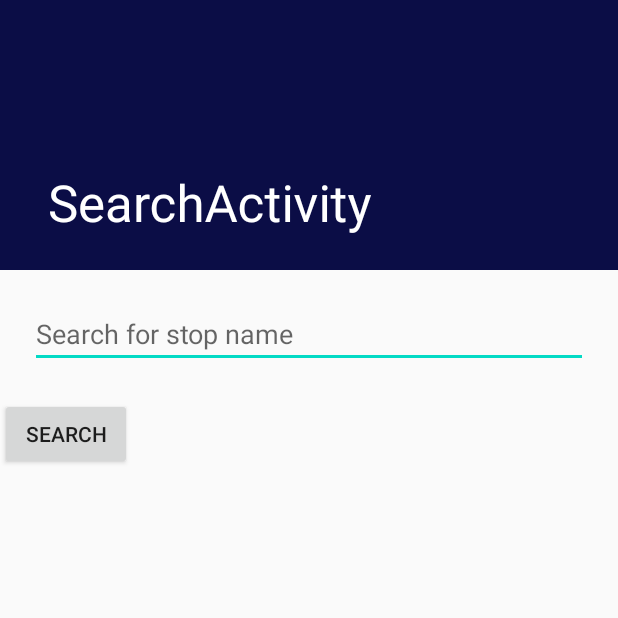
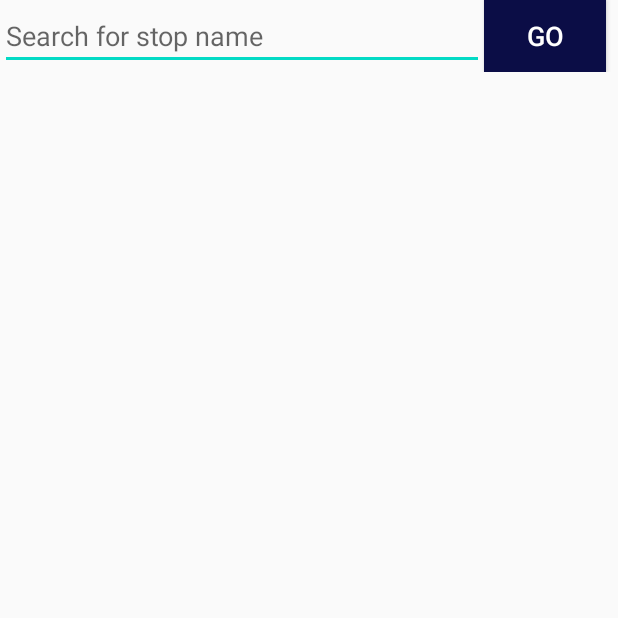
Before and after one commit to ksievert/SievertMobileApplicationFinal, an Android app: the screen it shows after launch (SearchActivity), on a phone screen of 412 x 824 dp, the top half of it. Run offline under Robolectric (Android 15) with nearby library versions, the phone set to English and light mode, and no system bars.

Commit message:
End of night UI progress

```diff
--- a/app/src/main/java/hu/ait/sievertmobileapplicationfinal/SearchActivity.kt
+++ b/app/src/main/java/hu/ait/sievertmobileapplicationfinal/SearchActivity.kt
@@ -40,17 +40,13 @@ class SearchActivity : AppCompatActivity() {
     override fun onCreate(savedInstanceState: Bundle?) {
         super.onCreate(savedInstanceState)
         setContentView(R.layout.activity_search)
-        setSupportActionBar(toolbar)
-        fab.setOnClickListener { view ->
-            Snackbar.make(view, "Replace with your own action", Snackbar.LENGTH_LONG)
-                .setAction("Action", null).show()
 
             val stopSearchBar = findViewById<AutoCompleteTextView>(R.id.autoTextView)
             val allStops = resources.getStringArray(R.array.all_stops)
-            val adapter = ArrayAdapter(this,
-                android.R.layout.simple_list_item_1, allStops)
-            stopSearchBar.setAdapter(adapter)
-        }
+            val stopsAdapter = ArrayAdapter(this,
+                android.R.layout.simple_dropdown_item_1line, allStops)
+            stopSearchBar.setAdapter(stopsAdapter)
+
 
         destinationAdapter = DestinationAdapter(this)
         rvContent.adapter = destinationAdapter
--- /dev/null
+++ b/app/src/main/res/drawable/divider_line.xml
@@ -0,0 +1,7 @@
+<?xml version="1.0" encoding="utf-8"?>
+<selector xmlns:android="http://schemas.android.com/apk/res/android">
+    <shape android:shape="line">
+        <stroke android:width="3dp" android:color="#BEC4C4C4"/>
+        <size android:height="50dp" />
+    </shape>
+</selector>
--- a/app/src/main/res/layout/activity_search.xml
+++ b/app/src/main/res/layout/activity_search.xml
@@ -12,42 +12,16 @@
         android:layout_height="match_parent"
         android:orientation="vertical">
 
-    <com.google.android.material.appbar.AppBarLayout
-        android:id="@+id/app_bar"
-        android:layout_width="match_parent"
-        android:layout_height="@dimen/app_bar_height"
-        android:fitsSystemWindows="true"
-        android:theme="@style/AppTheme.AppBarOverlay">
-
-        <com.google.android.material.appbar.CollapsingToolbarLayout
-            android:id="@+id/toolbar_layout"
-            android:layout_width="match_parent"
-            android:layout_height="match_parent"
-            android:fitsSystemWindows="true"
-            app:contentScrim="?attr/colorPrimary"
-            app:layout_scrollFlags="scroll|exitUntilCollapsed"
-            app:toolbarId="@+id/toolbar">
-
-            <androidx.appcompat.widget.Toolbar
-                android:id="@+id/toolbar"
-                android:layout_width="match_parent"
-                android:layout_height="?attr/actionBarSize"
-                app:layout_collapseMode="pin"
-                app:popupTheme="@style/AppTheme.PopupOverlay" />
-
-        </com.google.android.material.appbar.CollapsingToolbarLayout>
-    </com.google.android.material.appbar.AppBarLayout>
-
     <include layout="@layout/content_search" />
 
-    <com.google.android.material.floatingactionbutton.FloatingActionButton
-        android:id="@+id/fab"
-        android:layout_width="wrap_content"
-        android:layout_height="wrap_content"
-        android:layout_margin="@dimen/fab_margin"
-        app:layout_anchor="@id/app_bar"
-        app:layout_anchorGravity="bottom|end"
-        app:srcCompat="@android:drawable/ic_dialog_email" />
+<!--    <com.google.android.material.floatingactionbutton.FloatingActionButton-->
+<!--        android:id="@+id/fab"-->
+<!--        android:layout_width="wrap_content"-->
+<!--        android:layout_height="wrap_content"-->
+<!--        android:layout_margin="@dimen/fab_margin"-->
+<!--        app:layout_anchor="@id/app_bar"-->
+<!--        app:layout_anchorGravity="bottom|end"-->
+<!--        app:srcCompat="@android:drawable/ic_dialog_email" />-->
 
     </LinearLayout>
 
--- a/app/src/main/res/layout/content_search.xml
+++ b/app/src/main/res/layout/content_search.xml
@@ -8,46 +8,77 @@
     tools:context=".SearchActivity"
     tools:showIn="@layout/activity_search">
 
-    <LinearLayout
+    <androidx.constraintlayout.widget.ConstraintLayout
         android:layout_width="match_parent"
         android:layout_height="match_parent"
         android:orientation="vertical">
 
-        <AutoCompleteTextView
-            android:id="@+id/autoTextView"
-            android:layout_width="match_parent"
-            android:layout_height="wrap_content"
-            android:layout_margin="20dp"
-            android:hint="@string/search_for_stop_name"/>
-
-    <Button
-        android:id="@+id/btnSearch"
-        android:layout_width="wrap_content"
-        android:layout_height="wrap_content"
-        android:text="@string/search"/>
-
-<!--    <TextView-->
+        <!--    <TextView-->
 <!--        android:id="@+id/tvJSON"-->
 <!--        android:layout_width="wrap_content"-->
 <!--        android:layout_height="wrap_content"-->
 <!--        android:layout_margin="@dimen/text_margin"-->
 <!--        android:text="json file goes here" />-->
 
-        <TextView
-            android:id="@+id/tvSearchError"
-            android:textSize="15sp"
-            android:layout_width="wrap_content"
+<!--        <TextView-->
+<!--            android:id="@+id/tvSearchError"-->
+<!--            android:textSize="15sp"-->
+<!--            android:layout_width="wrap_content"-->
+<!--            android:layout_height="wrap_content"-->
+<!--            android:gravity="center_horizontal"/>-->
+        <LinearLayout
+            android:id="@+id/layoutSearchBox"
+            android:layout_width="match_parent"
             android:layout_height="wrap_content"
-            android:gravity="center_horizontal"/>
+            android:orientation="horizontal"
+            app:layout_constraintStart_toStartOf="parent"
+            app:layout_constraintTop_toTopOf="parent">
+        <AutoCompleteTextView
+            android:id="@+id/autoTextView"
+            android:layout_width="0dp"
+            android:layout_height="wrap_content"
+            android:layout_weight="8"
+            android:hint="@string/search_for_stop_name"
+            app:layout_constraintStart_toStartOf="parent"
+            app:layout_constraintTop_toTopOf="parent">
+
+            <requestFocus />
+        </AutoCompleteTextView>
+
+        <Button
+            android:id="@+id/btnSearch"
+            android:layout_width="0dp"
+            android:layout_height="wrap_content"
+            android:layout_marginEnd="8dp"
+            android:layout_marginRight="8dp"
+            android:layout_weight="2"
+            android:text="@string/search"
+            app:layout_constraintBottom_toBottomOf="@+id/autoTextView"
+            app:layout_constraintEnd_toEndOf="parent"
+            app:layout_constraintTop_toTopOf="@+id/autoTextView" />
+        </LinearLayout>
+
+        <ImageView
+            android:id="@+id/ivDividerLine"
+            android:layout_width="match_parent"
+            android:layout_height="wrap_content"
+            android:layout_marginTop="8dp"
+            android:src="@drawable/divider_line"
+            app:layout_constraintEnd_toEndOf="parent"
+            app:layout_constraintStart_toStartOf="parent"
+            app:layout_constraintTop_toBottomOf="@+id/layoutSearchBox" />
 
         <androidx.recyclerview.widget.RecyclerView
             android:id="@+id/rvContent"
             android:layout_width="match_parent"
             android:layout_height="wrap_content"
+            android:layout_marginTop="8dp"
             android:orientation="vertical"
             android:scrollbars="vertical"
-            app:layoutManager="androidx.recyclerview.widget.LinearLayoutManager"/>
+            app:layoutManager="androidx.recyclerview.widget.LinearLayoutManager"
+            app:layout_constraintTop_toBottomOf="@+id/ivDividerLine"
+            tools:layout_editor_absoluteX="0dp" />
 
-    </LinearLayout>
+    </androidx.constraintlayout.widget.ConstraintLayout>
 
 </androidx.core.widget.NestedScrollView>
--- a/app/src/main/res/values/strings.xml
+++ b/app/src/main/res/values/strings.xml
@@ -95,11 +95,12 @@
     <string name="title_activity_search">SearchActivity</string>
     <string name="back">Back</string>
     <string name="search_for_stop_name">Search for stop name</string>
-    <string name="search">Search</string>
+    <string name="search">Go</string>
     <string name="error1">Stop not found</string>
     <string name="title_activity_maps2">Map</string>
     <string name="stop_name">Stop name</string>
     <string name="default_text">Default text</string>
+    <string name="back_to_search">Back to Search</string>
 
     <string-array name="all_stops">
         <item>12th St. Oakland City Center</item>
--- a/app/src/main/res/values/styles.xml
+++ b/app/src/main/res/values/styles.xml
@@ -8,6 +8,7 @@
         <item name="colorAccent">@color/colorAccent</item>
         <item name="windowActionBar">false</item>
         <item name="windowNoTitle">true</item>
+        <item name="buttonStyle">@style/AppButtonStyle</item>
     </style>
 
     <style name="AppTheme.NoActionBar">
@@ -15,6 +16,15 @@
         <item name="windowNoTitle">true</item>
     </style>
 
+    <style name="AppButtonStyle" parent="Base.Widget.AppCompat.Button">
+        <item name="android:textSize">18sp</item>
+        <item name="android:textColor">@color/colorWhite</item>
+        <item name="android:gravity">center</item>
+        <item name="android:background">@color/colorPrimary</item>
+<!--        <item name="android:padding">10dp</item>-->
+        <item name="cornerRadius">20dp</item>
+    </style>
+
     <style name="AppTheme.AppBarOverlay" parent="ThemeOverlay.AppCompat.Dark.ActionBar" />
 
     <style name="AppTheme.PopupOverlay" parent="ThemeOverlay.AppCompat.Light" />
```
Also changed, not shown: app/src/main/res/drawable/button_style.xml (added, +15 -0 lines), app/src/main/res/layout/activity_maps.xml (+20 -2 lines), app/src/main/res/layout/departure_row.xml (+7 -3 lines), app/src/main/res/layout/results_row.xml (+16 -3 lines), app/src/main/res/values/colors.xml (+10 -0 lines).
